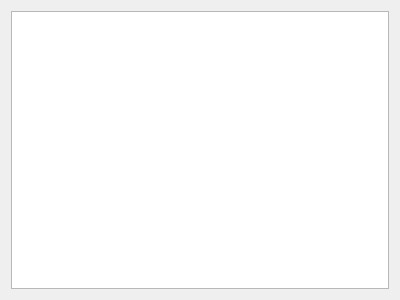
First picture: the form in mfcccoefficientsviewer.ui, repository CucumisSativus/words-recognition, before the edit.
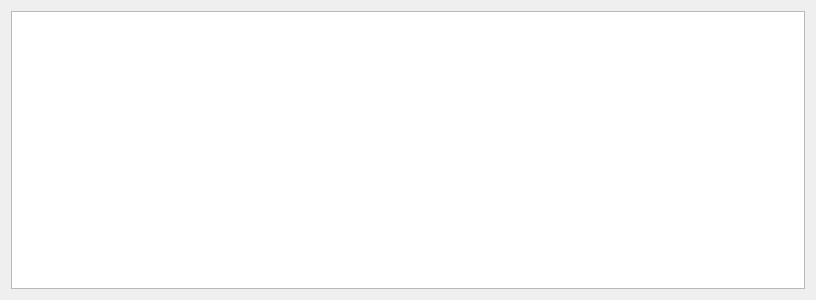
Second picture: the form after the edit.

Commit message: fixed crash when recording after stop

Patch:
```diff
--- a/mfcccoefficientsviewer.ui
+++ b/mfcccoefficientsviewer.ui
@@ -6,7 +6,7 @@
    <rect>
     <x>0</x>
     <y>0</y>
-    <width>400</width>
+    <width>816</width>
     <height>300</height>
    </rect>
   </property>
```
The commit also changes 2 other files.
